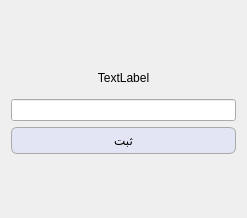
This is addoption.ui in kia-far/QtDBS as Qt 5 draws it before an edit. The edited form follows.
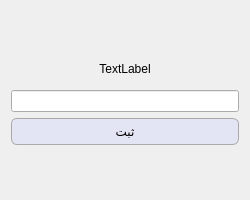
This is the edited form.

The edit to the form file:
```diff
--- a/addoption.ui
+++ b/addoption.ui
@@ -6,8 +6,8 @@
    <rect>
     <x>0</x>
     <y>0</y>
-    <width>247</width>
-    <height>218</height>
+    <width>250</width>
+    <height>200</height>
    </rect>
   </property>
   <property name="windowTitle">
```
